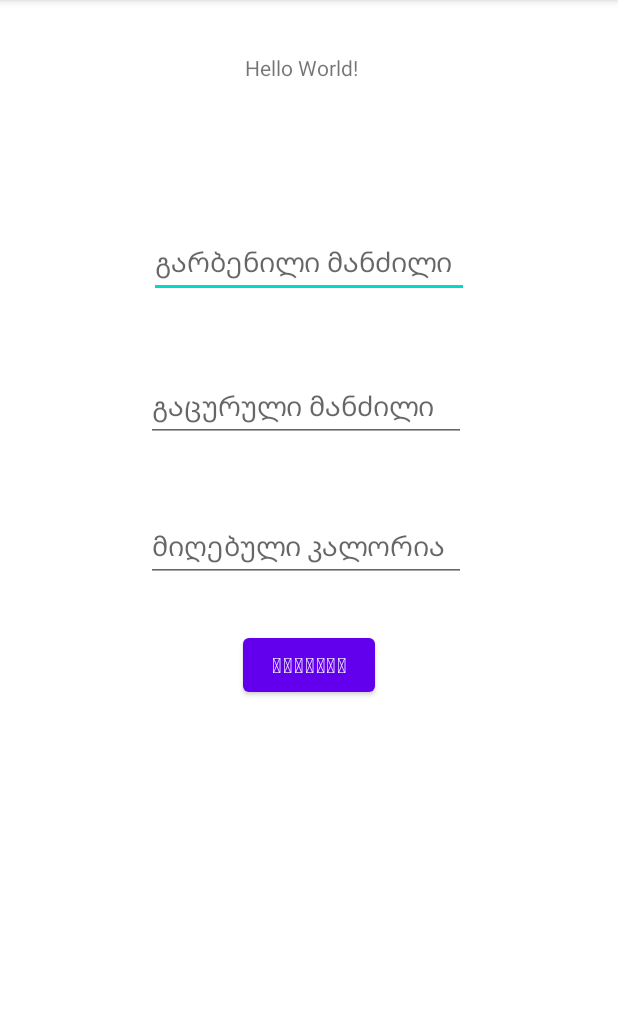
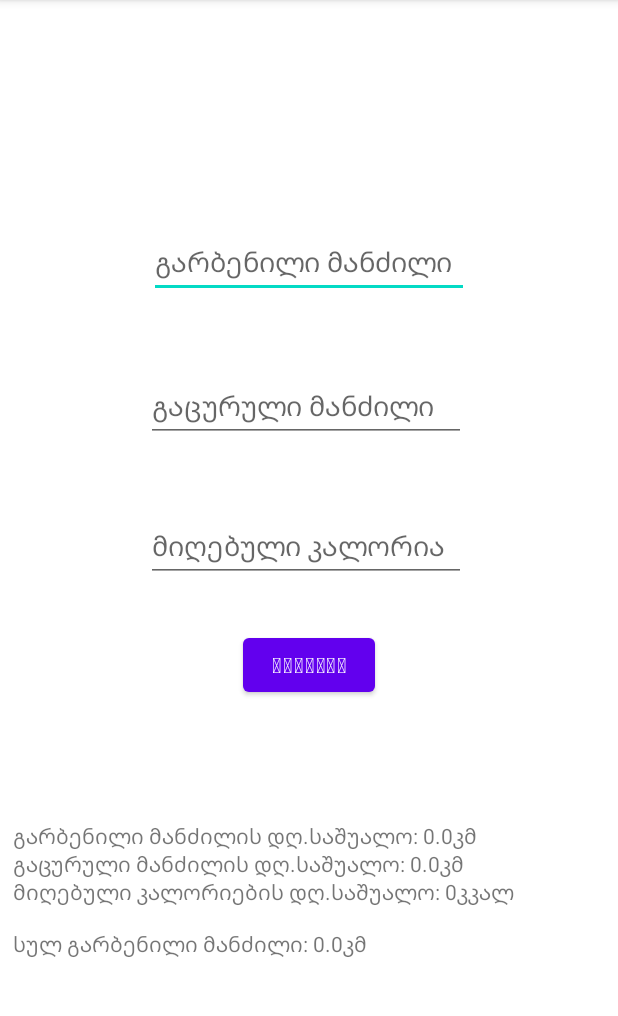
Before and after one commit to giorgi01/kotlin-5, an Android app: the screen it shows after launch (MainActivity), after a tap on "ᲨᲔᲜᲐᲮᲕᲐ", on a phone screen of 412 x 824 dp, the part 84-1100 px from its top. Run offline under Robolectric (Android 15) with nearby library versions, the phone set to English and light mode, and no system bars; our stand-ins replace Room's generated code; 3 statements that could not run were skipped.

Commit message:
Add files via upload

```diff
--- a/src/main/AndroidManifest.xml
+++ b/src/main/AndroidManifest.xml
@@ -3,6 +3,7 @@
     package="com.example.task5">
 
     <application
+        android:name=".App"
         android:allowBackup="true"
         android:icon="@mipmap/ic_launcher"
         android:label="@string/app_name"
--- /dev/null
+++ b/src/main/java/com/example/task5/App.kt
@@ -0,0 +1,28 @@
+package com.example.task5
+
+import android.app.Application
+import androidx.room.Room
+import com.example.task5.data.DailyActivityDatabase
+
+class App : Application() {
+
+    lateinit var db: DailyActivityDatabase
+
+    companion object{
+        lateinit var instance: App
+            private set
+    }
+
+    override fun onCreate() {
+        super.onCreate()
+
+        instance = this
+
+        db = Room.databaseBuilder(
+            applicationContext,
+            DailyActivityDatabase::class.java,
+            "ActivitiesDb"
+        ).allowMainThreadQueries().build()
+    }
+
+}
--- a/src/main/java/com/example/task5/MainActivity.kt
+++ b/src/main/java/com/example/task5/MainActivity.kt
@@ -3,16 +3,45 @@ package com.example.task5
 import androidx.appcompat.app.AppCompatActivity
 import android.os.Bundle
 import android.widget.Button
-import android.widget.Toast
+import android.widget.EditText
+import android.widget.TextView
+import com.example.task5.data.DailyActivity
+import java.lang.Exception
 
 class MainActivity : AppCompatActivity() {
+
     override fun onCreate(savedInstanceState: Bundle?) {
         super.onCreate(savedInstanceState)
         setContentView(R.layout.activity_main)
 
         val btn = findViewById<Button>(R.id.button2)
-        btn.setOnClickListener{
-            Toast.makeText(this@MainActivity, "You clicked me:)", Toast.LENGTH_SHORT).show()
+
+
+        btn.setOnClickListener {
+
+            val runDistance =
+                findViewById<EditText>(R.id.editTextNumberDecimal).text.toString().toDouble()
+            val swimDistance =
+                findViewById<EditText>(R.id.editTextNumberDecimal2).text.toString().toDouble()
+            val caloriesGot = findViewById<EditText>(R.id.editTextNumber).text.toString().toInt()
+
+            val activityDao = App.instance.db.getDailyActivityDao()
+            activityDao.addDailyActivity(DailyActivity(0, runDistance, swimDistance, caloriesGot))
+
+            val result = activityDao.readAllData()
+            val objectCount = result.count()
+            val distanceCovered = result.sumOf { it.runDistance }
+
+            val runDistanceAvg = distanceCovered / objectCount
+            val swimDistanceAvg = result.sumOf { it.swimDistance } / objectCount
+            val caloriesGotAvg = result.sumOf { it.caloriesGot } / objectCount
+
+            val avgView = findViewById<TextView>(R.id.textView2)
+            avgView.text = "გარბენილი მანძილის დღ.საშუალო: ${runDistanceAvg}კმ\n" +
+                        "გაცურული მანძილის დღ.საშუალო: ${swimDistanceAvg}კმ\n" +
+                    "მიღებული კალორიების დღ.საშუალო: ${caloriesGotAvg}კკალ\n\n" +
+                    "სულ გარბენილი მანძილი: ${distanceCovered}კმ"
+
         }
     }
 }
--- /dev/null
+++ b/src/main/java/com/example/task5/data/DailyActivity.kt
@@ -0,0 +1,13 @@
+package com.example.task5.data
+
+import androidx.room.Entity
+import androidx.room.PrimaryKey
+
+@Entity(tableName = "daily_activities")
+data class DailyActivity(
+    @PrimaryKey(autoGenerate = true)
+    val id: Int,
+    val runDistance: Double, // კილომეტრებში
+    val swimDistance: Double,
+    val caloriesGot: Int
+)
--- /dev/null
+++ b/src/main/java/com/example/task5/data/DailyActivityDao.kt
@@ -0,0 +1,16 @@
+package com.example.task5.data
+
+import androidx.lifecycle.LiveData
+import androidx.room.Dao
+import androidx.room.Insert
+import androidx.room.OnConflictStrategy
+import androidx.room.Query
+
+@Dao
+interface DailyActivityDao {
+    @Insert(onConflict = OnConflictStrategy.IGNORE)
+    fun addDailyActivity(activity: DailyActivity);
+
+    @Query("SELECT * FROM daily_activities")
+    fun readAllData(): List<DailyActivity>
+}
--- /dev/null
+++ b/src/main/java/com/example/task5/data/DailyActivityDatabase.kt
@@ -0,0 +1,12 @@
+package com.example.task5.data
+
+import android.content.Context
+import androidx.room.Database
+import androidx.room.Room
+import androidx.room.RoomDatabase
+import com.example.task5.data.DailyActivity
+
+@Database(entities = [DailyActivity::class], version = 1)
+abstract class DailyActivityDatabase : RoomDatabase() {
+    abstract fun getDailyActivityDao() : DailyActivityDao
+}
--- a/src/main/res/layout/activity_main.xml
+++ b/src/main/res/layout/activity_main.xml
@@ -12,7 +12,7 @@
         android:layout_height="0dp"
         android:layout_marginTop="35dp"
         android:layout_marginBottom="69dp"
-        android:text="Hello World!"
+        android:text=""
         app:layout_constraintBottom_toTopOf="@+id/editTextNumberDecimal"
         app:layout_constraintLeft_toLeftOf="parent"
         app:layout_constraintRight_toRightOf="parent"
@@ -71,4 +71,17 @@
         app:layout_constraintTop_toTopOf="parent"
         app:layout_constraintVertical_bias="0.582" />
 
+    <TextView
+        android:id="@+id/textView2"
+        android:layout_width="394dp"
+        android:layout_height="160dp"
+        android:layout_marginTop="80dp"
+        android:text=""
+        app:layout_constraintBottom_toBottomOf="parent"
+        app:layout_constraintEnd_toEndOf="parent"
+        app:layout_constraintHorizontal_bias="0.483"
+        app:layout_constraintStart_toStartOf="parent"
+        app:layout_constraintTop_toBottomOf="@+id/button2"
+        app:layout_constraintVertical_bias="0.0" />
+
 </androidx.constraintlayout.widget.ConstraintLayout>
--- a/src/main/res/values/strings.xml
+++ b/src/main/res/values/strings.xml
@@ -1,3 +1,5 @@
 <resources>
     <string name="app_name">Task5</string>
+    <!-- TODO: Remove or change this placeholder text -->
+    <string name="hello_blank_fragment">Hello blank fragment</string>
 </resources>
```
Also changed, not shown: build.gradle (added, +59 -0 lines), src/main/res/navigation/nav.xml (added, +13 -0 lines), 1 other file.
